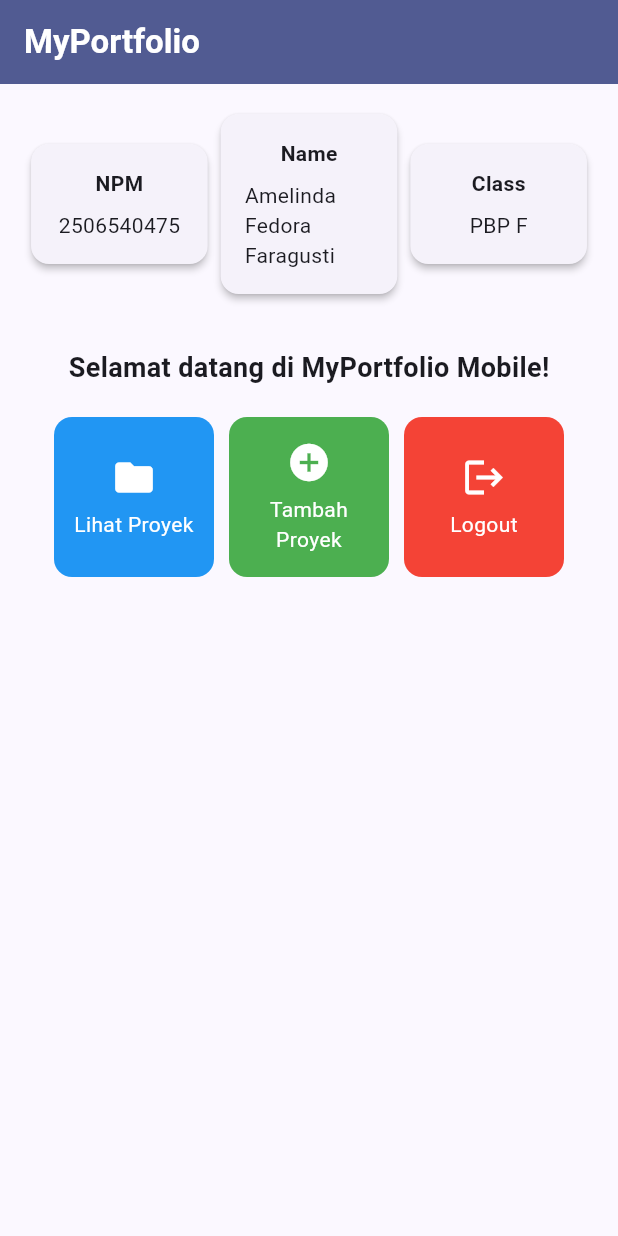
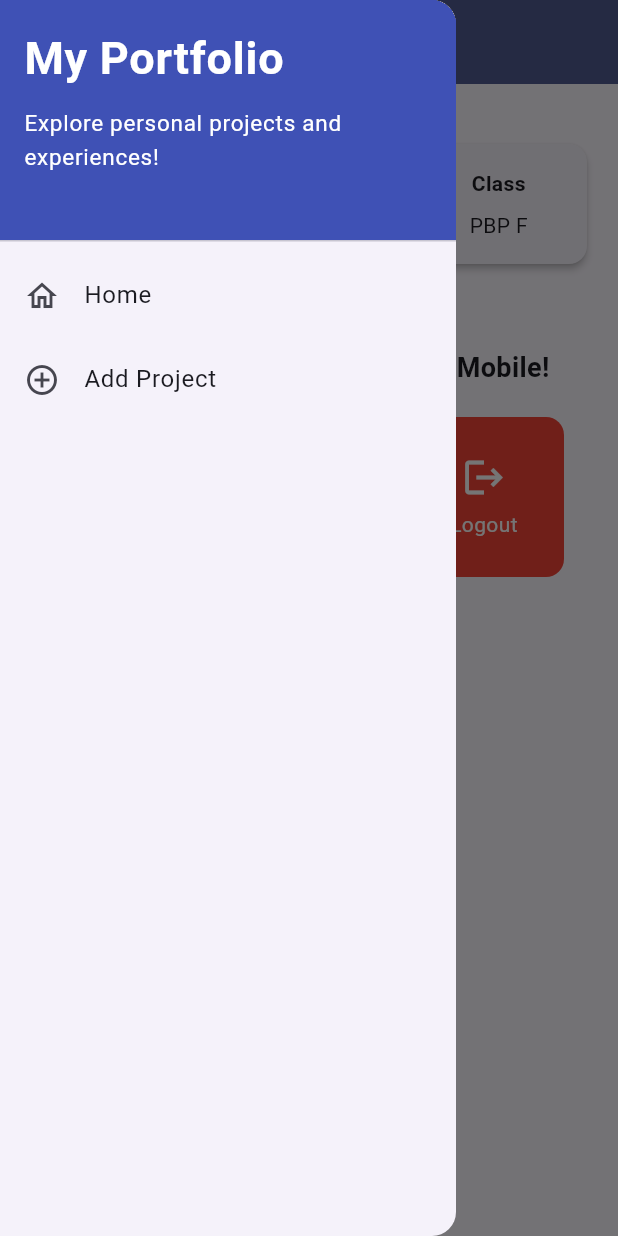
Before and after one commit to melin09-daz/myportofolio_mobile, a Flutter app: the screen it shows after launch, with the side drawer open (before the commit the screen has no drawer), on a phone screen of 412 x 824 dp. Run offline on Flutter 3.47's test engine with Material 3 defaults, Android fonts, the phone set to English and light mode, and no system bars; our stand-ins replace material_ui.

Commit message:
feat: tutorial 09

```diff
--- a/lib/main.dart
+++ b/lib/main.dart
@@ -1,5 +1,5 @@
-import 'package:flutter/material.dart';
-import 'package:myportofolio_mobile/menu.dart';
+import 'package:material_ui/material_ui.dart';
+import 'package:myportofolio_mobile/screens/menu.dart';
 
 void main() {
   runApp(const MyApp());
--- a/lib/menu.dart
+++ b/lib/screens/menu.dart
@@ -1,4 +1,6 @@
-import 'package:flutter/material.dart';
+import 'package:material_ui/material_ui.dart';
+import 'package:myportofolio_mobile/widgets/left_drawer.dart';
+import 'package:myportofolio_mobile/widgets/project_card.dart';
 
 class MyHomePage extends StatelessWidget {
   MyHomePage({super.key});
@@ -24,7 +26,9 @@ class MyHomePage extends StatelessWidget {
           style: TextStyle(color: Colors.white, fontWeight: FontWeight.bold),
         ),
         backgroundColor: Theme.of(context).colorScheme.primary,
+        iconTheme: const IconThemeData(color: Colors.white),
       ),
+      drawer: const LeftDrawer(),
       // Body halaman utama dengan padding di sekelilingnya.
       body: Padding(
         padding: const EdgeInsets.all(16.0),
@@ -109,56 +113,3 @@ class InfoCard extends StatelessWidget {
     );
   }
 }
-
-class ItemHomepage {
-  final String name;
-  final IconData icon;
-  final Color color;
-
-  ItemHomepage(this.name, this.icon, this.color);
-}
-
-class ItemCard extends StatelessWidget {
-  final ItemHomepage item;
-
-  const ItemCard(this.item, {super.key});
-
-  @override
-  Widget build(BuildContext context) {
-    return Material(
-      // Menggunakan warna sekunder dari skema tema aplikasi.
-      color: item.color,
-      borderRadius: BorderRadius.circular(12),
-      child: InkWell(
-        // Aksi ketika kartu ditekan oleh pengguna.
-        onTap: () {
-          // Menampilkan SnackBar dengan pesan interaktif.
-          ScaffoldMessenger.of(context)
-            ..hideCurrentSnackBar()
-            ..showSnackBar(
-              SnackBar(
-                content: Text("Kamu telah menekan tombol ${item.name}!"),
-              ),
-            );
-        },
-        child: Container(
-          padding: const EdgeInsets.all(8),
-          child: Center(
-            child: Column(
-              mainAxisAlignment: MainAxisAlignment.center,
-              children: [
-                Icon(item.icon, color: Colors.white, size: 30.0),
-                const Padding(padding: EdgeInsets.all(3)),
-                Text(
-                  item.name,
-                  textAlign: TextAlign.center,
-                  style: const TextStyle(color: Colors.white),
-                ),
-              ],
-            ),
-          ),
-        ),
-      ),
-    );
-  }
-}
--- /dev/null
+++ b/lib/widgets/left_drawer.dart
@@ -0,0 +1,62 @@
+import 'package:material_ui/material_ui.dart';
+import 'package:myportofolio_mobile/screens/menu.dart';
+import 'package:myportofolio_mobile/screens/project_form.dart';
+
+class LeftDrawer extends StatelessWidget {
+  const LeftDrawer({super.key});
+
+  @override
+  Widget build(BuildContext context) {
+    return Drawer(
+      child: ListView(
+        children: [
+          const DrawerHeader(
+            decoration: BoxDecoration(color: Colors.indigo),
+            child: Column(
+              crossAxisAlignment: CrossAxisAlignment.start,
+              children: [
+                Text(
+                  'My Portfolio',
+                  style: TextStyle(
+                    fontSize: 30,
+                    fontWeight: FontWeight.bold,
+                    color: Colors.white,
+                  ),
+                ),
+                SizedBox(height: 10),
+                Text(
+                  'Explore personal projects and experiences!',
+                  style: TextStyle(fontSize: 15, color: Colors.white),
+                ),
+              ],
+            ),
+          ),
+          ListTile(
+            leading: const Icon(Icons.home_outlined),
+            title: const Text('Home'),
+            // Navigasi ke halaman utama portofolio
+            onTap: () {
+              Navigator.pushReplacement(
+                context,
+                MaterialPageRoute(builder: (context) => MyHomePage()),
+              );
+            },
+          ),
+          ListTile(
+            leading: const Icon(Icons.add_circle_outline),
+            title: const Text('Add Project'),
+            // Navigasi ke halaman tambah proyek
+            onTap: () {
+              Navigator.pushReplacement(
+                context,
+                MaterialPageRoute(
+                  builder: (context) => const ProjectFormPage(),
+                ),
+              );
+            },
+          ),
+        ],
+      ),
+    );
+  }
+}
--- /dev/null
+++ b/lib/widgets/project_card.dart
@@ -0,0 +1,61 @@
+import 'package:material_ui/material_ui.dart';
+import 'package:myportofolio_mobile/screens/project_form.dart';
+
+class ItemHomepage {
+  final String name;
+  final IconData icon;
+  final Color color;
+
+  ItemHomepage(this.name, this.icon, this.color);
+}
+
+class ItemCard extends StatelessWidget {
+  final ItemHomepage item;
+
+  const ItemCard(this.item, {super.key});
+
+  @override
+  Widget build(BuildContext context) {
+    return Material(
+      // Menggunakan warna sekunder dari skema tema aplikasi.
+      color: item.color,
+      borderRadius: BorderRadius.circular(12),
+      child: InkWell(
+        // Aksi ketika kartu ditekan oleh pengguna.
+        onTap: () {
+          // Menampilkan SnackBar dengan pesan interaktif.
+          ScaffoldMessenger.of(context)
+            ..hideCurrentSnackBar()
+            ..showSnackBar(
+              SnackBar(
+                content: Text("Kamu telah menekan tombol ${item.name}!"),
+              ),
+            );
+          if (item.name == "Tambah Proyek") {
+            Navigator.push(
+              context,
+              MaterialPageRoute(builder: (context) => const ProjectFormPage()),
+            );
+          }
+        },
+        child: Container(
+          padding: const EdgeInsets.all(8),
+          child: Center(
+            child: Column(
+              mainAxisAlignment: MainAxisAlignment.center,
+              children: [
+                Icon(item.icon, color: Colors.white, size: 30.0),
+                const Padding(padding: EdgeInsets.all(3)),
+                Text(
+                  item.name,
+                  textAlign: TextAlign.center,
+                  style: const TextStyle(color: Colors.white),
+                ),
+              ],
+            ),
+          ),
+        ),
+      ),
+    );
+  }
+}
--- a/pubspec.yaml
+++ b/pubspec.yaml
@@ -34,6 +34,7 @@ dependencies:
   # The following adds the Cupertino Icons font to your application.
   # Use with the CupertinoIcons class for iOS style icons.
   cupertino_icons: ^1.0.8
+  material_ui: ^1.11.1
 
 dev_dependencies:
   flutter_test:
```
Also changed, not shown: lib/screens/project_form.dart (added, +217 -0 lines), pubspec.lock.
